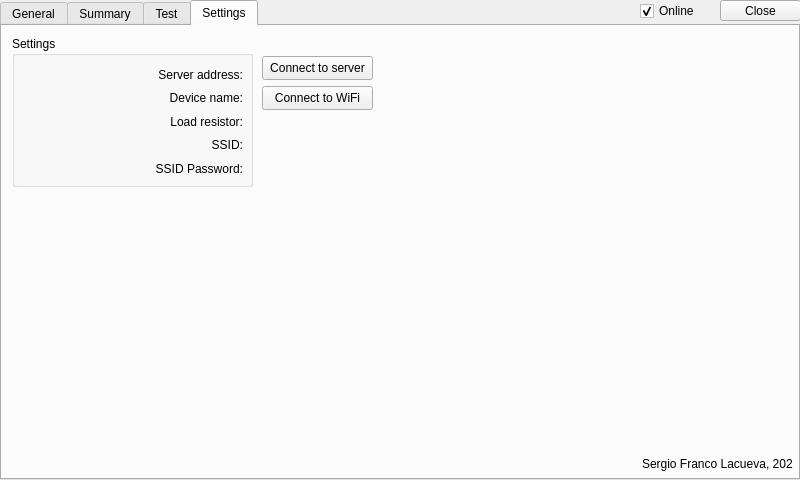
Qt form form.ui (SFLACUEVA/AppQT) before a commit.
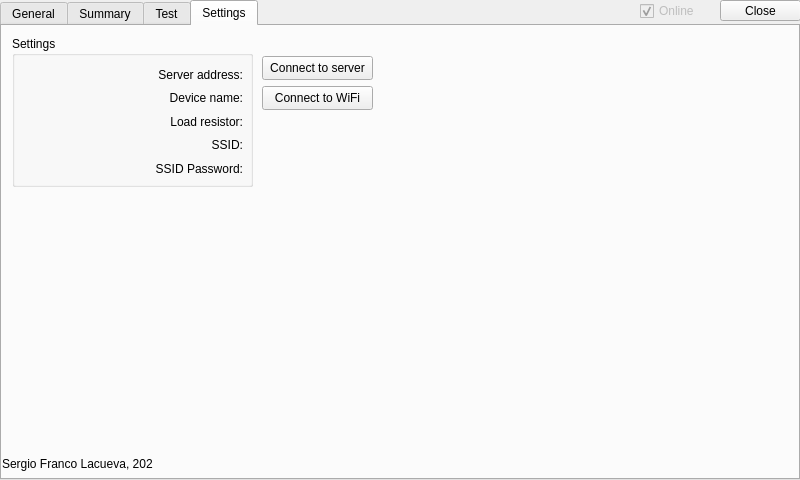
The same form after that commit. The open tabs and pages were chosen to show the change.

Diff of the .ui file:
```diff
--- a/form.ui
+++ b/form.ui
@@ -936,7 +936,7 @@
      <widget class="QLabel" name="label_40">
       <property name="geometry">
        <rect>
-        <x>640</x>
+        <x>0</x>
         <y>430</y>
         <width>151</width>
         <height>16</height>
@@ -950,7 +950,7 @@
    </widget>
    <widget class="QCheckBox" name="checkBox">
     <property name="enabled">
-     <bool>true</bool>
+     <bool>false</bool>
     </property>
     <property name="geometry">
      <rect>
```
Left out of the diff: 2 changed lines with no effect on the pictures.
